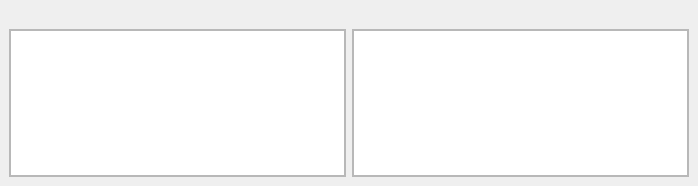
This is src/core/gui/serverdetailsdock.ui in DoomseekerTeam/Doomseeker as Qt 5 draws it before an edit. The edited form follows.
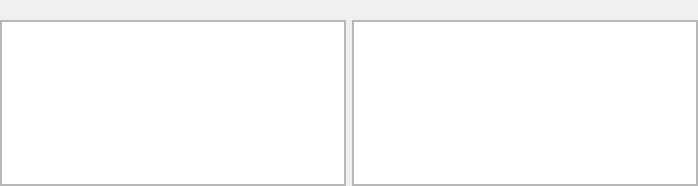
This is the edited form.

Commit message: Remove padding in the dockable widgets (#3676)

What changed in the file:
```diff
--- a/src/core/gui/serverdetailsdock.ui
+++ b/src/core/gui/serverdetailsdock.ui
@@ -15,6 +15,18 @@
   </property>
   <widget class="QWidget" name="dockWidgetContents">
    <layout class="QVBoxLayout" name="verticalLayout">
+    <property name="leftMargin">
+     <number>0</number>
+    </property>
+    <property name="topMargin">
+     <number>0</number>
+    </property>
+    <property name="rightMargin">
+     <number>0</number>
+    </property>
+    <property name="bottomMargin">
+     <number>0</number>
+    </property>
     <item>
      <widget class="QLabel" name="lblServer">
       <property name="text">
```
Left out of the diff: 22 changed lines with no effect on the pictures. The commit also changes 7 other files.
